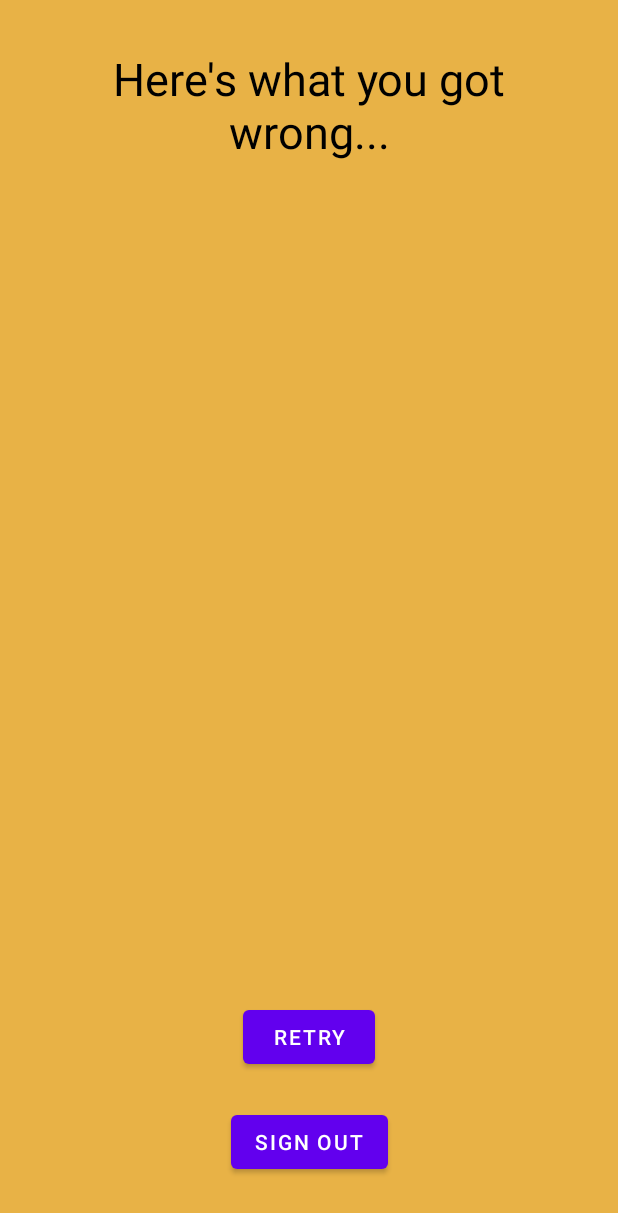
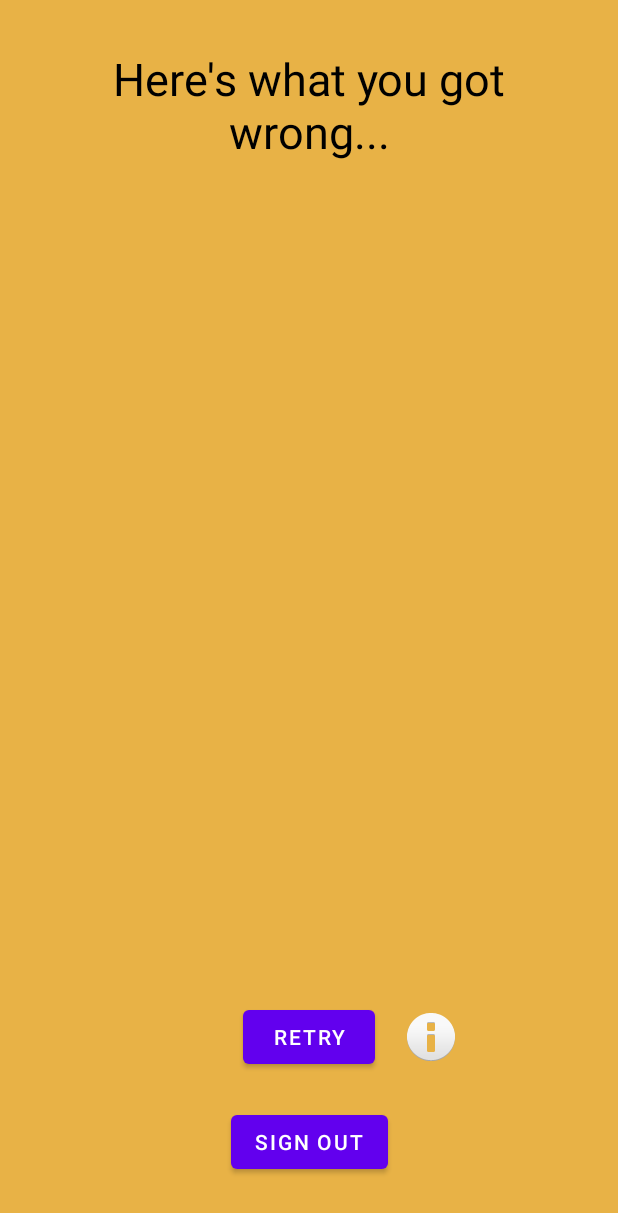
Before and after one commit to BananaBruise/QuizzingApp, an Android app: the layout activity_post_quiz.xml on its own in the app's theme, with its tools: preview values and no code run, on a phone screen of 412 x 824 dp. Shown: the top 1213 px of the screen. Run offline under Robolectric (Android 15) with nearby library versions, the phone set to English and light mode, and no system bars.

Commit message:
retry description

```diff
--- a/QuizzingApp/app/src/main/java/com/app/QuizzingApp/AnswererSyncActivity.java
+++ b/QuizzingApp/app/src/main/java/com/app/QuizzingApp/AnswererSyncActivity.java
@@ -45,7 +45,7 @@ public class AnswererSyncActivity extends AppCompatActivity {
             @Override
             public void onCallbackUserSync(String otherUserFirstName, String myUserFirstName) {
                 Toast.makeText(getApplicationContext(), "You are synced to " + otherUserFirstName, Toast.LENGTH_SHORT).show();
-                new Navigation().displayAlertDialog(AnswererSyncActivity.this, otherUserFirstName, myUserFirstName);
+                new Navigation().displayStartQuizDialog(AnswererSyncActivity.this, otherUserFirstName, myUserFirstName);
             }
 
             // callback; if sync does not work, alert that user entered an invalid code
--- a/QuizzingApp/app/src/main/java/com/app/QuizzingApp/SignInActivity.java
+++ b/QuizzingApp/app/src/main/java/com/app/QuizzingApp/SignInActivity.java
@@ -80,7 +80,7 @@ public class SignInActivity extends AppCompatActivity {
                         public void onCallbackUserSync(String otherUserFirstName, String myUserFirstName) {
                             // on callback we want to take the user to the AnswererDashboardActivity
                             // (with warning popup)
-                            new Navigation().displayAlertDialog(SignInActivity.this, otherUserFirstName, myUserFirstName);
+                            new Navigation().displayStartQuizDialog(SignInActivity.this, otherUserFirstName, myUserFirstName);
                         }
                     });
 
--- a/QuizzingApp/app/src/main/res/layout/activity_post_quiz.xml
+++ b/QuizzingApp/app/src/main/res/layout/activity_post_quiz.xml
@@ -64,4 +64,14 @@
         app:layout_constraintStart_toStartOf="parent"
         app:layout_constraintTop_toTopOf="parent"
         app:layout_constraintVertical_bias="0.043" />
+
+    <ImageButton
+        android:id="@+id/postQuizRetryInfoBT"
+        android:layout_width="74dp"
+        android:layout_height="wrap_content"
+        android:background="@null"
+        app:layout_constraintBottom_toBottomOf="@+id/postQuizRetryBT"
+        app:layout_constraintStart_toEndOf="@+id/postQuizRetryBT"
+        app:layout_constraintTop_toTopOf="@+id/postQuizRetryBT"
+        app:srcCompat="@android:drawable/ic_dialog_info" />
 </androidx.constraintlayout.widget.ConstraintLayout>
```
Also changed, not shown: QuizzingApp/app/src/main/java/com/app/QuizzingApp/Navigation.java (+26 -10 lines), QuizzingApp/app/src/main/java/com/app/QuizzingApp/PostQuizActivity.java (+13 -1 lines).
